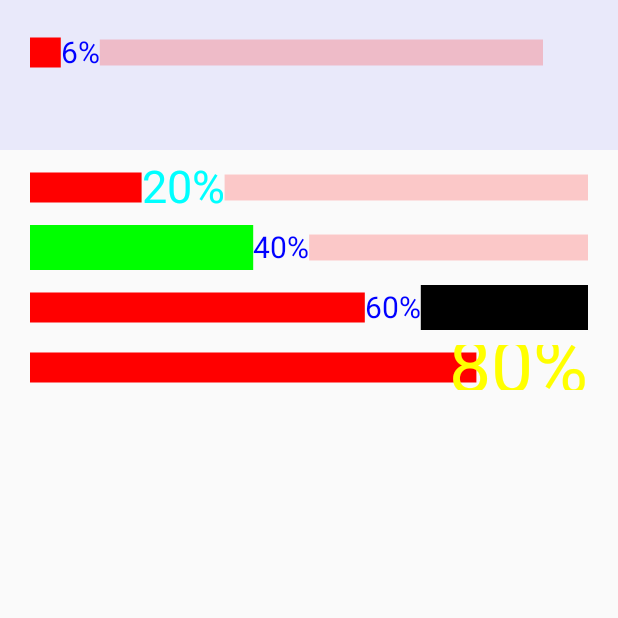
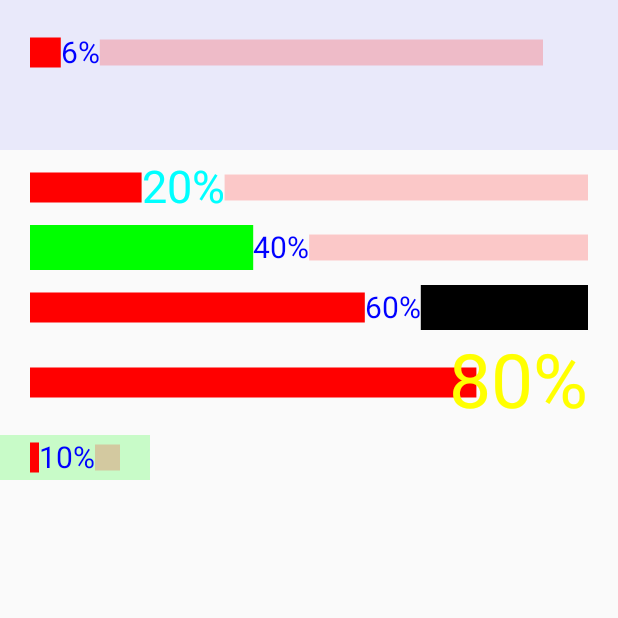
Before and after one commit to HuangHouhong/MyStudy, an Android app: the NumberProgressBarActivity screen opened directly, with no data from a screen before it, on a phone screen of 412 x 824 dp, the top half of it. Run offline under Robolectric (Android 15) with nearby library versions, the phone set to English and light mode, and no system bars.

Commit message:
对自定义带数字的显示条进行修改，支持高度为wrap_content，不支持宽度wrap_content
Signed-off-by: HuangHouhong <985956005@qq.com>

```diff
--- a/app/src/main/java/hust/hhh/mystudy/ui/progressbar/NumberProgressBar.java
+++ b/app/src/main/java/hust/hhh/mystudy/ui/progressbar/NumberProgressBar.java
@@ -18,7 +18,7 @@ import hust.hhh.mystudy.R;
  * <p>
  * 缺陷：
  * 1. 自定义属性中，缺少一些判断。
- * 如：自定义文字过大，超过了空间高度，最好能够自适应。
+ * 如：在xml中指定View高度，如果自定义文字过大，超过了空间高度，字体将显示不全，最好能够做到自适应。
  */
 
 public class NumberProgressBar extends View {
@@ -146,7 +146,7 @@ public class NumberProgressBar extends View {
 
         int padding = isWidth ? getPaddingStart() + getPaddingEnd() : getPaddingTop() + getPaddingBottom();
 
-        //确定默认宽或者高。这里直接使用系统推荐的最小宽高，然后加上padding
+        //确定默认宽或者高，注意加上padding
         int result = padding + (isWidth ? getSuggestedMinimumWidth() : getSuggestedMinimumHeight());
 
         if (specMode == MeasureSpec.EXACTLY) {
@@ -159,11 +159,14 @@ public class NumberProgressBar extends View {
         return result;
     }
 
-    @Override
-    protected int getSuggestedMinimumWidth() {
-        return super.getSuggestedMinimumWidth();
-    }
-
+    /**
+     * 重写默认的最小高度。
+     * 不需要重写默认的最小宽度。
+     * 如果在xml中使用wrap_content,那么进度条区域只剩下了文字，没有了进度条，
+     * 干脆直接不处理，相当于使用match_parent效果。
+     *
+     * @return
+     */
     @Override
     protected int getSuggestedMinimumHeight() {
         return (int) Math.max((int) Math.max(mReachedHeight, mUnreachedHeight), mTextSize);
--- a/app/src/main/res/layout/activity_number_progress_bar.xml
+++ b/app/src/main/res/layout/activity_number_progress_bar.xml
@@ -47,7 +47,7 @@
 
     <hust.hhh.mystudy.ui.progressbar.NumberProgressBar
         android:layout_width="match_parent"
-        android:layout_height="30dp"
+        android:layout_height="wrap_content"
         android:layout_marginTop="10dp"
         android:paddingEnd="20dp"
         android:paddingStart="20dp"
@@ -55,4 +55,12 @@
         app:text_color="#ffff00"
         app:text_size="50sp"/>
 
+    <hust.hhh.mystudy.ui.progressbar.NumberProgressBar
+        android:layout_width="100dp"
+        android:layout_height="30dp"
+        android:layout_marginTop="10dp"
+        android:paddingEnd="20dp"
+        android:paddingStart="20dp"
+        android:background="#3300ff00"
+        app:current_progress="10"/>
 </LinearLayout>
```
